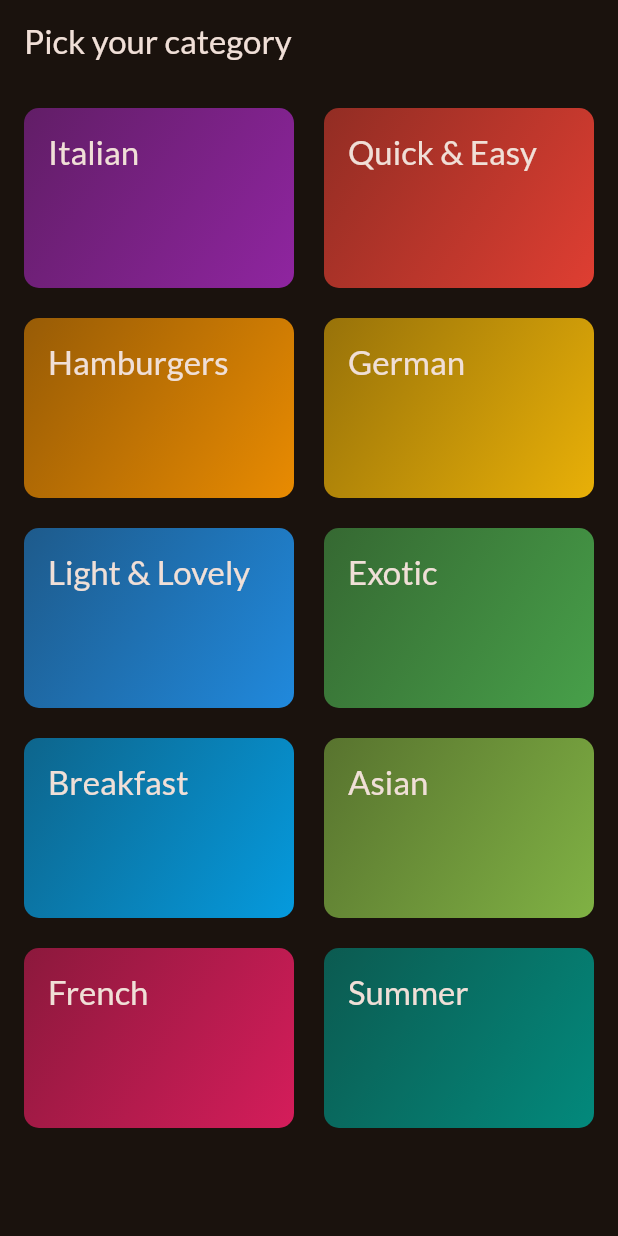
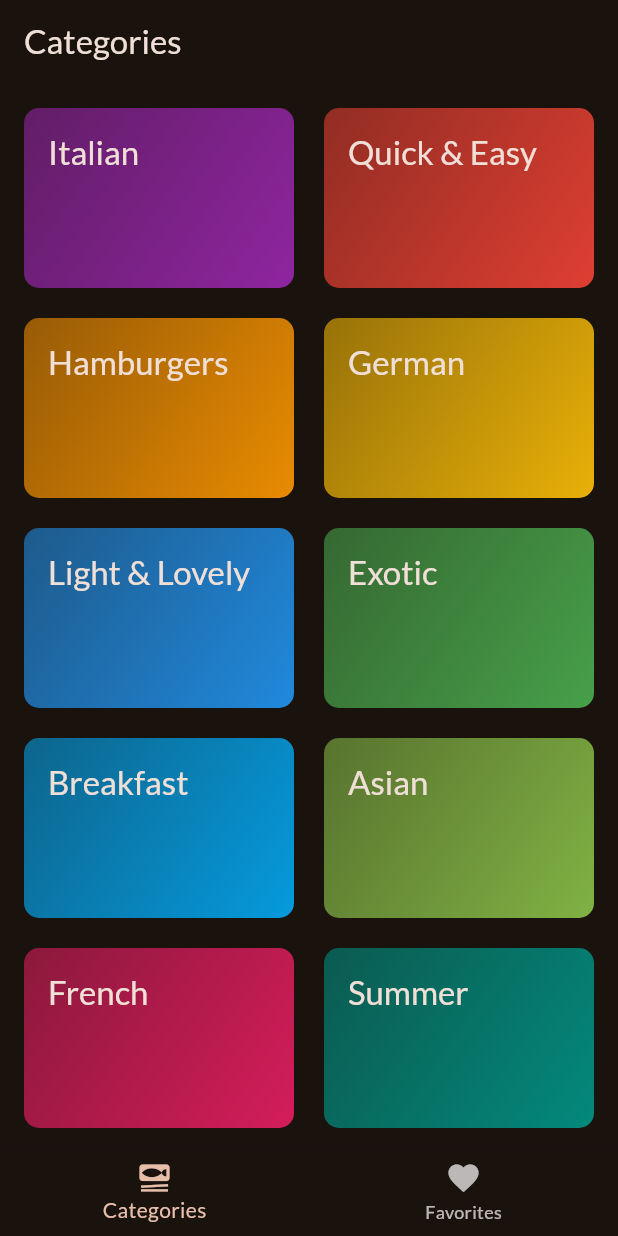
Before and after one commit to apipkurniawan/meals_app, a Flutter app: the screen it shows after launch, on a phone screen of 412 x 824 dp. Run offline on Flutter 3.47's test engine with Material 3 defaults, Android fonts, the phone set to English and light mode, and no system bars; our stand-ins replace google_fonts, transparent_image.

Commit message:
create tab bar

```diff
--- a/lib/main.dart
+++ b/lib/main.dart
@@ -1,7 +1,7 @@
 import 'package:flutter/material.dart';
 import 'package:google_fonts/google_fonts.dart';
 
-import 'package:meals_app/screens/categories.dart';
+import 'package:meals_app/screens/tabs.dart';
 
 final theme = ThemeData(
     useMaterial3: true,
@@ -23,7 +23,7 @@ class MyApp extends StatelessWidget {
   Widget build(BuildContext context) {
     return MaterialApp(
       theme: theme,
-      home: const CategoriesScreen(),
+      home: const TabsScreen(),
     );
   }
 }
--- a/lib/screens/categories.dart
+++ b/lib/screens/categories.dart
@@ -22,9 +22,7 @@ class CategoriesScreen extends StatelessWidget {
 
   @override
   Widget build(BuildContext context) {
-    return Scaffold(
-      appBar: AppBar(title: const Text("Pick your category")),
-      body: GridView(
+    return GridView(
       padding: const EdgeInsets.all(16),
       gridDelegate: const SliverGridDelegateWithFixedCrossAxisCount(
           crossAxisCount: 2,
@@ -39,7 +37,6 @@ class CategoriesScreen extends StatelessWidget {
             onTapCategory: () => _onSelectCategory(context, category),
           )
       ],
-      ),
     );
   }
 }
--- a/lib/screens/meals.dart
+++ b/lib/screens/meals.dart
@@ -4,9 +4,9 @@ import 'package:meals_app/screens/meal_details.dart';
 import 'package:meals_app/widgets/meal_item.dart';
 
 class MealsScreen extends StatelessWidget {
-  const MealsScreen({super.key, required this.meals, required this.title});
+  const MealsScreen({super.key, required this.meals, this.title});
 
-  final String title;
+  final String? title;
   final List<Meal> meals;
 
   void _onSelectMeal(BuildContext context, Meal meal) {
@@ -54,8 +54,12 @@ class MealsScreen extends StatelessWidget {
       );
     }
 
+    if (title == null) {
+      return content;
+    }
+
     return Scaffold(
-      appBar: AppBar(title: Text(title)),
+      appBar: AppBar(title: Text(title!)),
       body: content,
     );
   }
--- /dev/null
+++ b/lib/screens/tabs.dart
@@ -0,0 +1,54 @@
+import 'package:flutter/material.dart';
+import 'package:meals_app/screens/categories.dart';
+import 'package:meals_app/screens/meals.dart';
+
+class TabsScreen extends StatefulWidget {
+  const TabsScreen({super.key});
+
+  @override
+  State<TabsScreen> createState() => _TabsScreenState();
+}
+
+class _TabsScreenState extends State<TabsScreen> {
+  int _selectedIndex = 0;
+
+  void _selectPage(int index) {
+    setState(() {
+      _selectedIndex = index;
+    });
+  }
+
+  @override
+  Widget build(BuildContext context) {
+    Widget activePage = const CategoriesScreen();
+    var activePageTitle = "Categories";
+
+    if (_selectedIndex == 1) {
+      activePageTitle = "Your Favorites";
+      activePage = const MealsScreen(meals: []);
+    }
+
+    return Scaffold(
+      appBar: AppBar(
+        title: Text(activePageTitle),
+      ),
+      body: activePage,
+      bottomNavigationBar: BottomNavigationBar(
+        onTap: (index) {
+          _selectPage(index);
+        },
+        currentIndex: _selectedIndex,
+        items: const [
+          BottomNavigationBarItem(
+            icon: Icon(Icons.set_meal),
+            label: "Categories",
+          ),
+          BottomNavigationBarItem(
+            icon: Icon(Icons.favorite),
+            label: "Favorites",
+          ),
+        ],
+      ),
+    );
+  }
+}
```
Lines whose indentation alone changed are shown as unchanged.
